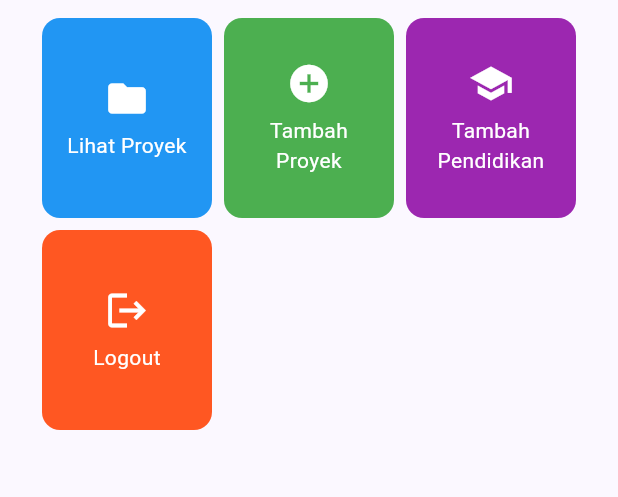
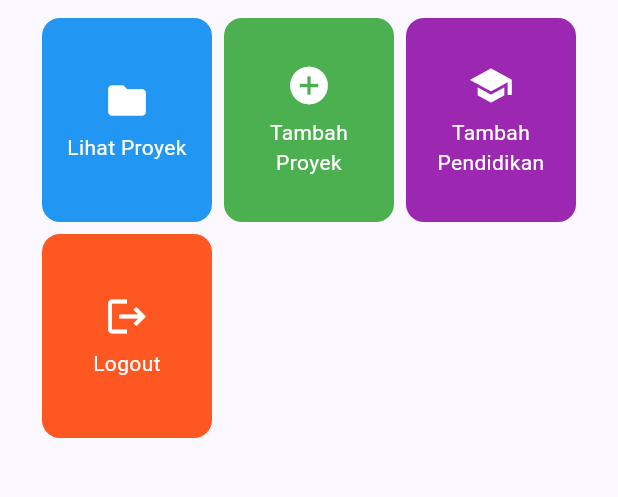
Before and after one commit to ferdinanduspakasi/myportofolio_mobile, a Flutter app: the screen it shows after launch, in the side drawer, after a tap on "Home", on a phone screen of 412 x 824 dp, the part 357-854 px from its top. Run offline on Flutter 3.47's test engine with Material 3 defaults, Android fonts, the phone set to English and light mode, and no system bars; our stand-ins replace material_ui.

Commit message:
fix: keep education navigation layouts accessible

```diff
--- a/lib/screens/education_form.dart
+++ b/lib/screens/education_form.dart
@@ -57,11 +57,11 @@ class _EducationFormPageState extends State<EducationFormPage> {
               crossAxisAlignment: CrossAxisAlignment.start,
               children: [
                 Text('Institution: ${_institutionName.trim()}'),
-                Text('Degree: ${_degreeLabel}'),
+                Text('Degree: $_degreeLabel'),
                 Text('Field of Study: ${_fieldOfStudy.trim()}'),
                 Text('Logo URL: ${_logoUrl.trim()}'),
                 Text('Description: ${_description.trim()}'),
-                Text('End Date: ${_formattedEndDate}'),
+                Text('End Date: $_formattedEndDate'),
               ],
             ),
           ),
--- a/lib/screens/menu.dart
+++ b/lib/screens/menu.dart
@@ -1,5 +1,4 @@
 import 'package:material_ui/material_ui.dart';
-import 'package:myportofolio_mobile/screens/project_form.dart';
 import 'package:myportofolio_mobile/widgets/left_drawer.dart';
 import 'package:myportofolio_mobile/widgets/project_card.dart';
 
@@ -31,7 +30,8 @@ class MyHomePage extends StatelessWidget {
       ),
       drawer: const LeftDrawer(),
       // Body halaman utama dengan padding di sekelilingnya.
-      body: Padding(
+      body: SingleChildScrollView(
+        child: Padding(
           padding: const EdgeInsets.all(16.0),
           child: Column(
             crossAxisAlignment: CrossAxisAlignment.center,
@@ -67,13 +67,13 @@ class MyHomePage extends StatelessWidget {
                     ),
                     // GridView menampilkan kartu tombol dalam tata letak kisi 3 kolom.
                     GridView.count(
-                    primary: true,
+                      primary: false,
                       padding: const EdgeInsets.all(12),
                       crossAxisSpacing: 8,
                       mainAxisSpacing: 8,
                       crossAxisCount: 3,
-                    childAspectRatio: 0.85,
-                    // shrinkWrap agar ukuran kisi menyesuaikan tinggi konten anak.
+                      mainAxisExtent: 136,
+                      physics: const NeverScrollableScrollPhysics(),
                       shrinkWrap: true,
                       children: items.map((ItemHomepage item) {
                         return ItemCard(item);
@@ -83,6 +83,7 @@ class MyHomePage extends StatelessWidget {
                 ),
               ),
             ],
+          ),
         ),
       ),
     );
--- a/lib/widgets/left_drawer.dart
+++ b/lib/widgets/left_drawer.dart
@@ -13,7 +13,9 @@ class LeftDrawer extends StatelessWidget {
         children: [
           const DrawerHeader(
             decoration: BoxDecoration(color: Colors.indigo),
+            child: SingleChildScrollView(
               child: Column(
+                mainAxisSize: MainAxisSize.min,
                 crossAxisAlignment: CrossAxisAlignment.start,
                 children: [
                   Text(
@@ -30,6 +32,7 @@ class LeftDrawer extends StatelessWidget {
                     style: TextStyle(fontSize: 15, color: Colors.white),
                   ),
                 ],
+              ),
             ),
           ),
           ListTile(
```
Lines whose indentation alone changed are shown as unchanged.
